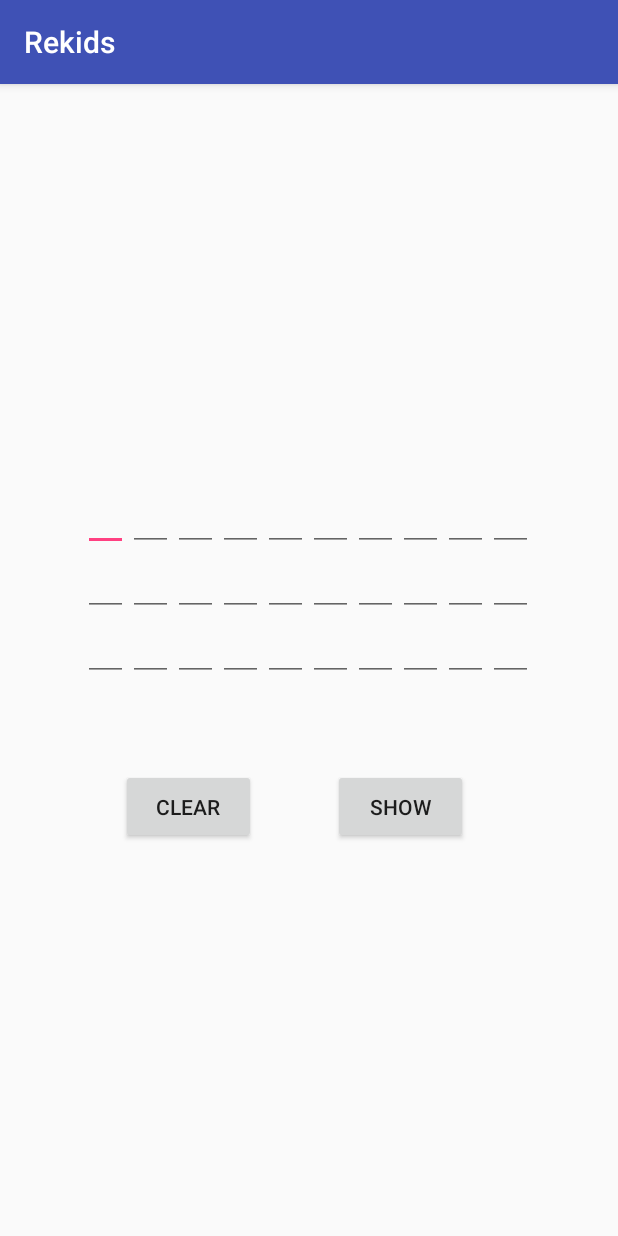
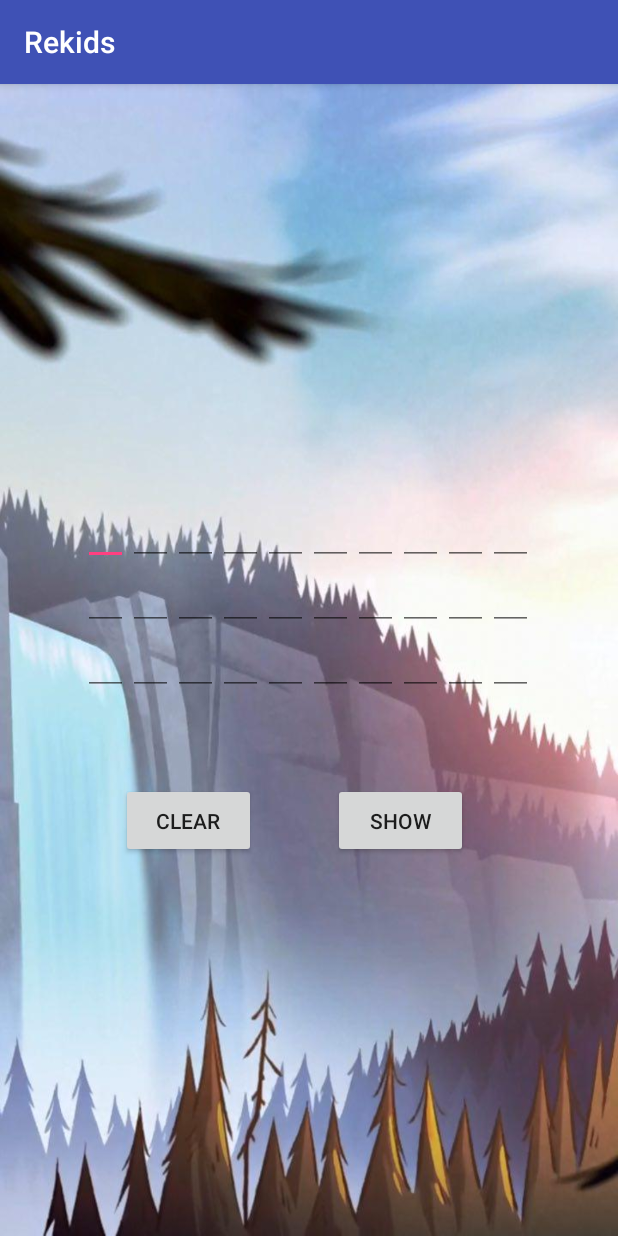
Before and after one commit to Nickotronz7/REKids-Regular-Expressions-for-Kids-, an Android app: the screen it shows after launch (MainGame2), after a tap on "JUEGO 2", on a phone screen of 412 x 824 dp. Run offline under Robolectric (Android 15) with nearby library versions, the phone set to English and light mode, and no system bars.

Commit message:
Adicion de musica y imagenes de fondo

```diff
--- a/app/src/main/java/com/example/nicko/rekids_regular_expressions_for_kids_/Games/MainGame2.java
+++ b/app/src/main/java/com/example/nicko/rekids_regular_expressions_for_kids_/Games/MainGame2.java
@@ -1,7 +1,9 @@
 
 package com.example.nicko.rekids_regular_expressions_for_kids_.Games;
 
+import android.media.MediaPlayer;
 import android.os.Bundle;
+import android.os.SystemClock;
 import android.support.v7.app.AppCompatActivity;
 import android.view.View;
 import android.widget.EditText;
@@ -13,13 +15,22 @@ import com.example.nicko.rekids_regular_expressions_for_kids_.Tools.Matriz;
 public class MainGame2 extends AppCompatActivity {
 
     public EditText editText;
+    MediaPlayer mediaPlayer;
     @Override
     protected void onCreate(Bundle savedInstanceState) {
         super.onCreate(savedInstanceState);
+        setContentView(R.layout.activity_main_game2);
+        mediaPlayer = MediaPlayer.create(getApplicationContext(), R.raw.song2);
+        SystemClock.sleep(250);
+        mediaPlayer.setLooping(true);
+        mediaPlayer.start();
+    }
 
-        setContentView(R.layout.activity_main_game2);
-
-
+    protected void onPause() {
+        super.onPause();
+        if (this.isFinishing()){
+            mediaPlayer.stop();
+        }
     }
 
     public void clear(View v){
@@ -27,14 +38,16 @@ public class MainGame2 extends AppCompatActivity {
         for (int i = 0; i < 30; i++){
             editText = (EditText) findViewById(name+i);
             editText.setText("");
-            TextView myAwesomeTextView = (TextView) findViewById(R.id.textView);
+            TextView myAwesomeTextView = (TextView) findViewById(R.id.textHilerasView);
+            TextView myAwesomeTexTView2 = (TextView) findViewById(R.id.textRegExpView);
+            myAwesomeTexTView2.setText("");
             myAwesomeTextView.setText("");
         }
     }
 
     public void show(View v) {
         Matriz matriz = new Matriz();
-        int refExp = R.id.textView;
+        int refExp = R.id.textHilerasView;
         int cellID = R.id.textBox00;
         for (int j = 0; j < 10; j++){
             for (int i = 0; i < 3; i++){
@@ -44,7 +57,8 @@ public class MainGame2 extends AppCompatActivity {
             }
         }
         TextView myAwesomeTextView = (TextView) findViewById(refExp);
-        //myAwesomeTextView.setText(matriz.regExpEnssambler());
+        TextView myAwesomeTexTView2 = (TextView) findViewById(R.id.textRegExpView);
+        myAwesomeTexTView2.setText(matriz.regExpEnssambler());
         myAwesomeTextView.setText(matriz.getHileras(matriz.regExpEnssambler(), matriz.getAlfabeto(matriz.regExpEnssambler())));
     }
 }
--- a/app/src/main/java/com/example/nicko/rekids_regular_expressions_for_kids_/Menus/MainActivity.java
+++ b/app/src/main/java/com/example/nicko/rekids_regular_expressions_for_kids_/Menus/MainActivity.java
@@ -1,6 +1,7 @@
 package com.example.nicko.rekids_regular_expressions_for_kids_.Menus;
 
 import android.content.Intent;
+import android.media.MediaPlayer;
 import android.os.Bundle;
 import android.support.v7.app.AppCompatActivity;
 import android.view.View;
@@ -10,13 +11,26 @@ import com.example.nicko.rekids_regular_expressions_for_kids_.R;
 
 public class MainActivity extends AppCompatActivity {
 
+    MediaPlayer mediaPlayer;
+
     @Override
     protected void onCreate(Bundle savedInstanceState) {
         super.onCreate(savedInstanceState);
         setContentView(R.layout.activity_main);
+        mediaPlayer = MediaPlayer.create(getApplicationContext(), R.raw.song);
+        mediaPlayer.setLooping(true);
+        mediaPlayer.start();
+    }
+
+    protected void onPause() {
+        super.onPause();
+        if (this.isFinishing()){
+            mediaPlayer.stop();
+        }
     }
 
     public void openGame2 (View v){
+        mediaPlayer.stop();
         Intent intent = new Intent(this, MainGame2.class);
         startActivity(intent);
     }
--- a/app/src/main/java/com/example/nicko/rekids_regular_expressions_for_kids_/Tools/Matriz.java
+++ b/app/src/main/java/com/example/nicko/rekids_regular_expressions_for_kids_/Tools/Matriz.java
@@ -21,7 +21,13 @@ public class Matriz {
         for (int i = 0; i < 10; i++) {
             Matcher encaja = patron.matcher(getRandom(alfabeto));
             if (encaja.find()) {
-                hileras+= encaja.group() + "\n";
+                if (i == 9){
+                    hileras+= encaja.group();
+                } else {
+                    hileras+= encaja.group() + "\n";
+                }
+            } else {
+                //hileras += "hola";
             }
         }
         return hileras;
--- a/app/src/main/res/layout/activity_main.xml
+++ b/app/src/main/res/layout/activity_main.xml
@@ -4,7 +4,8 @@
     xmlns:tools="http://schemas.android.com/tools"
     android:layout_width="match_parent"
     android:layout_height="match_parent"
-    tools:context="com.example.nicko.rekids_regular_expressions_for_kids_.Menus.MainActivity">
+    tools:context="com.example.nicko.rekids_regular_expressions_for_kids_.Menus.MainActivity"
+    android:background="@drawable/mainactivitybackground">
 
     <Button
         android:id="@+id/button_game1"
--- a/app/src/main/res/layout/activity_main_game2.xml
+++ b/app/src/main/res/layout/activity_main_game2.xml
@@ -4,22 +4,39 @@
     xmlns:tools="http://schemas.android.com/tools"
     android:layout_width="match_parent"
     android:layout_height="match_parent"
-    tools:context="com.example.nicko.rekids_regular_expressions_for_kids_.Games.MainGame2">
+    tools:context="com.example.nicko.rekids_regular_expressions_for_kids_.Games.MainGame2"
+    android:background="@drawable/activity2background">
 
     <TextView
-        android:id="@+id/textView"
+        android:id="@+id/textHilerasView"
         android:layout_width="215dp"
-        android:layout_height="163dp"
+        android:layout_height="174dp"
         android:layout_marginEnd="8dp"
         android:layout_marginLeft="8dp"
         android:layout_marginRight="8dp"
         android:layout_marginStart="8dp"
         android:layout_marginTop="30dp"
-        android:textAlignment="viewStart"
+        android:textAlignment="viewEnd"
+        android:textColor="@android:color/background_dark"
+        app:layout_constraintHorizontal_bias="0.503"
         app:layout_constraintLeft_toLeftOf="parent"
         app:layout_constraintRight_toRightOf="parent"
-        app:layout_constraintTop_toTopOf="parent"
-        app:layout_constraintHorizontal_bias="0.503" />
+        app:layout_constraintTop_toTopOf="parent" />
+
+    <TextView
+        android:id="@+id/textRegExpView"
+        android:layout_width="215dp"
+        android:layout_height="26dp"
+        android:layout_marginBottom="8dp"
+        android:layout_marginLeft="8dp"
+        android:layout_marginRight="8dp"
+        android:layout_marginTop="8dp"
+        android:textAlignment="center"
+        app:layout_constraintBottom_toTopOf="@+id/tableLayout"
+        app:layout_constraintLeft_toLeftOf="parent"
+        app:layout_constraintRight_toRightOf="parent"
+        app:layout_constraintTop_toBottomOf="@+id/textHilerasView"
+        app:layout_constraintVertical_bias="0.6" />
 
     <Button
         android:id="@+id/button"
@@ -59,7 +76,7 @@
         app:layout_constraintBottom_toBottomOf="parent"
         app:layout_constraintLeft_toLeftOf="parent"
         app:layout_constraintRight_toRightOf="parent"
-        app:layout_constraintTop_toBottomOf="@+id/textView"
+        app:layout_constraintTop_toBottomOf="@+id/textHilerasView"
         app:layout_constraintVertical_bias="0.156">
 
         <TableRow
@@ -73,6 +90,7 @@
                 android:ems="10"
                 android:inputType="textPersonName"
                 android:maxLength="1"
+                android:textColor="@android:color/holo_orange_dark"
                 tools:layout_editor_absoluteX="52dp"
                 tools:layout_editor_absoluteY="310dp"
                 tools:maxEms="1" />
@@ -84,6 +102,7 @@
                 android:ems="10"
                 android:inputType="textPersonName"
                 android:maxLength="1"
+                android:textColor="@android:color/holo_orange_dark"
                 tools:layout_editor_absoluteX="52dp"
                 tools:layout_editor_absoluteY="310dp" />
 
@@ -94,6 +113,7 @@
                 android:ems="10"
                 android:inputType="textPersonName"
                 android:maxLength="1"
+                android:textColor="@android:color/holo_orange_dark"
                 tools:layout_editor_absoluteX="52dp"
                 tools:layout_editor_absoluteY="310dp" />
 
@@ -104,6 +124,7 @@
                 android:ems="10"
                 android:inputType="textPersonName"
                 android:maxLength="1"
+                android:textColor="@android:color/holo_orange_dark"
                 tools:layout_editor_absoluteX="52dp"
                 tools:layout_editor_absoluteY="310dp" />
 
@@ -114,6 +135,7 @@
                 android:ems="10"
                 android:inputType="textPersonName"
                 android:maxLength="1"
+                android:textColor="@android:color/holo_orange_dark"
                 tools:layout_editor_absoluteX="52dp"
                 tools:layout_editor_absoluteY="310dp" />
 
@@ -124,6 +146,7 @@
                 android:ems="10"
                 android:inputType="textPersonName"
                 android:maxLength="1"
+                android:textColor="@android:color/holo_orange_dark"
                 tools:layout_editor_absoluteX="52dp"
                 tools:layout_editor_absoluteY="310dp" />
 
@@ -134,6 +157,7 @@
                 android:ems="10"
                 android:inputType="textPersonName"
                 android:maxLength="1"
+                android:textColor="@android:color/holo_orange_dark"
                 tools:layout_editor_absoluteX="52dp"
                 tools:layout_editor_absoluteY="310dp" />
 
@@ -144,6 +168,7 @@
                 android:ems="10"
                 android:inputType="textPersonName"
                 android:maxLength="1"
+                android:textColor="@android:color/holo_orange_dark"
                 tools:layout_editor_absoluteX="52dp"
                 tools:layout_editor_absoluteY="310dp" />
 
@@ -154,6 +179,7 @@
                 android:ems="10"
                 android:inputType="textPersonName"
                 android:maxLength="1"
+                android:textColor="@android:color/holo_orange_dark"
                 tools:layout_editor_absoluteX="52dp"
                 tools:layout_editor_absoluteY="310dp" />
 
@@ -164,6 +190,7 @@
                 android:ems="10"
                 android:inputType="textPersonName"
                 android:maxLength="1"
+                android:textColor="@android:color/holo_orange_dark"
                 tools:layout_editor_absoluteX="52dp"
                 tools:layout_editor_absoluteY="310dp" />
 
@@ -180,6 +207,7 @@
                 android:ems="10"
                 android:inputType="textPersonName"
                 android:maxLength="1"
+                android:textColor="@android:color/holo_orange_dark"
                 tools:layout_editor_absoluteX="52dp"
                 tools:layout_editor_absoluteY="310dp" />
 
@@ -190,6 +218,7 @@
                 android:ems="10"
                 android:inputType="textPersonName"
                 android:maxLength="1"
+                android:textColor="@android:color/holo_orange_dark"
                 tools:layout_editor_absoluteX="52dp"
                 tools:layout_editor_absoluteY="310dp" />
 
@@ -200,6 +229,7 @@
                 android:ems="10"
                 android:inputType="textPersonName"
                 android:maxLength="1"
+                android:textColor="@android:color/holo_orange_dark"
                 tools:layout_editor_absoluteX="52dp"
                 tools:layout_editor_absoluteY="310dp" />
 
@@ -210,6 +240,7 @@
                 android:ems="10"
                 android:inputType="textPersonName"
                 android:maxLength="1"
+                android:textColor="@android:color/holo_orange_dark"
                 tools:layout_editor_absoluteX="52dp"
                 tools:layout_editor_absoluteY="310dp" />
 
@@ -220,6 +251,7 @@
                 android:ems="10"
                 android:inputType="textPersonName"
                 android:maxLength="1"
+                android:textColor="@android:color/holo_orange_dark"
                 tools:layout_editor_absoluteX="52dp"
                 tools:layout_editor_absoluteY="310dp" />
 
@@ -230,6 +262,7 @@
                 android:ems="10"
                 android:inputType="textPersonName"
                 android:maxLength="1"
+                android:textColor="@android:color/holo_orange_dark"
                 tools:layout_editor_absoluteX="52dp"
                 tools:layout_editor_absoluteY="310dp" />
 
@@ -240,6 +273,7 @@
                 android:ems="10"
                 android:inputType="textPersonName"
                 android:maxLength="1"
+                android:textColor="@android:color/holo_orange_dark"
                 tools:layout_editor_absoluteX="52dp"
                 tools:layout_editor_absoluteY="310dp" />
 
@@ -250,6 +284,7 @@
                 android:ems="10"
                 android:inputType="textPersonName"
                 android:maxLength="1"
+                android:textColor="@android:color/holo_orange_dark"
                 tools:layout_editor_absoluteX="52dp"
                 tools:layout_editor_absoluteY="310dp" />
 
@@ -260,6 +295,7 @@
                 android:ems="10"
                 android:inputType="textPersonName"
                 android:maxLength="1"
+                android:textColor="@android:color/holo_orange_dark"
                 tools:layout_editor_absoluteX="52dp"
                 tools:layout_editor_absoluteY="310dp" />
 
@@ -270,6 +306,7 @@
                 android:ems="10"
                 android:inputType="textPersonName"
                 android:maxLength="1"
+                android:textColor="@android:color/holo_orange_dark"
                 tools:layout_editor_absoluteX="52dp"
                 tools:layout_editor_absoluteY="310dp" />
 
@@ -286,6 +323,7 @@
                 android:ems="10"
                 android:inputType="textPersonName"
                 android:maxLength="1"
+                android:textColor="@android:color/holo_orange_dark"
                 tools:layout_editor_absoluteX="52dp"
                 tools:layout_editor_absoluteY="310dp" />
 
@@ -296,6 +334,7 @@
                 android:ems="10"
                 android:inputType="textPersonName"
                 android:maxLength="1"
+                android:textColor="@android:color/holo_orange_dark"
                 tools:layout_editor_absoluteX="52dp"
                 tools:layout_editor_absoluteY="310dp" />
 
@@ -306,6 +345,7 @@
                 android:ems="10"
                 android:inputType="textPersonName"
                 android:maxLength="1"
+                android:textColor="@android:color/holo_orange_dark"
                 tools:layout_editor_absoluteX="52dp"
                 tools:layout_editor_absoluteY="310dp" />
 
@@ -316,6 +356,7 @@
                 android:ems="10"
                 android:inputType="textPersonName"
                 android:maxLength="1"
+                android:textColor="@android:color/holo_orange_dark"
                 tools:layout_editor_absoluteX="52dp"
                 tools:layout_editor_absoluteY="310dp" />
 
@@ -326,6 +367,7 @@
                 android:ems="10"
                 android:inputType="textPersonName"
                 android:maxLength="1"
+                android:textColor="@android:color/holo_orange_dark"
                 tools:layout_editor_absoluteX="52dp"
                 tools:layout_editor_absoluteY="310dp" />
 
@@ -336,6 +378,7 @@
                 android:ems="10"
                 android:inputType="textPersonName"
                 android:maxLength="1"
+                android:textColor="@android:color/holo_orange_dark"
                 tools:layout_editor_absoluteX="52dp"
                 tools:layout_editor_absoluteY="310dp" />
 
@@ -346,6 +389,7 @@
                 android:ems="10"
                 android:inputType="textPersonName"
                 android:maxLength="1"
+                android:textColor="@android:color/holo_orange_dark"
                 tools:layout_editor_absoluteX="52dp"
                 tools:layout_editor_absoluteY="310dp" />
 
@@ -356,6 +400,7 @@
                 android:ems="10"
                 android:inputType="textPersonName"
                 android:maxLength="1"
+                android:textColor="@android:color/holo_orange_dark"
                 tools:layout_editor_absoluteX="52dp"
                 tools:layout_editor_absoluteY="310dp" />
 
@@ -366,6 +411,7 @@
                 android:ems="10"
                 android:inputType="textPersonName"
                 android:maxLength="1"
+                android:textColor="@android:color/holo_orange_dark"
                 tools:layout_editor_absoluteX="52dp"
                 tools:layout_editor_absoluteY="310dp" />
 
@@ -376,6 +422,7 @@
                 android:ems="10"
                 android:inputType="textPersonName"
                 android:maxLength="1"
+                android:textColor="@android:color/holo_orange_dark"
                 tools:layout_editor_absoluteX="52dp"
                 tools:layout_editor_absoluteY="310dp" />
 
```
Also changed, not shown: app/src/main/res/drawable/activity2background.jpg (added), app/src/main/res/drawable/mainactivitybackground.jpg (added).
